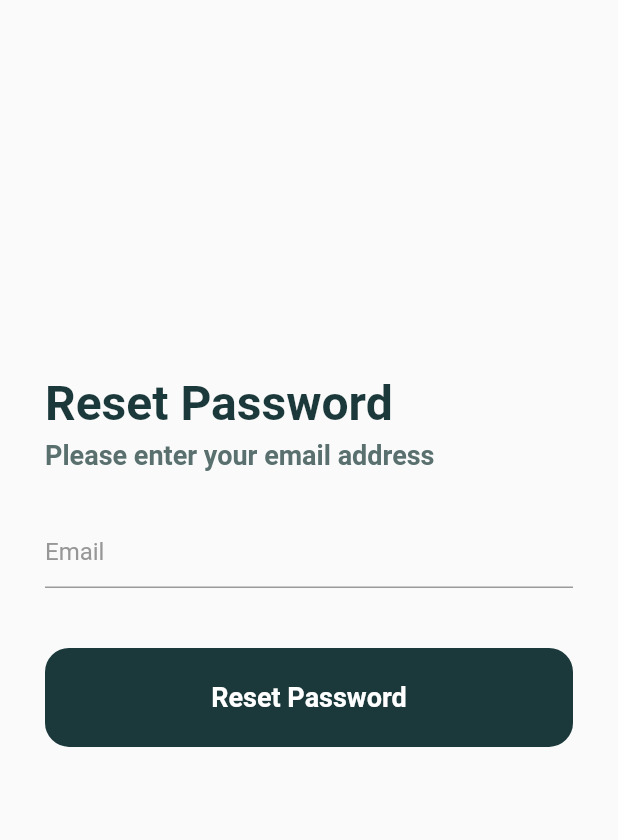
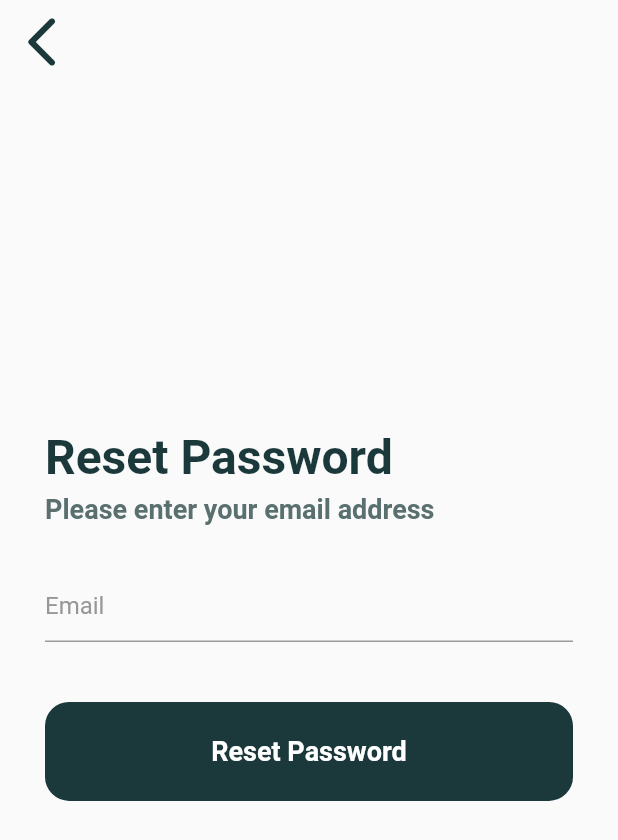
Before and after one commit to MonsterEat90/Project_UKK, a Flutter app: the screen it shows after launch, after a tap on "Forgot password?", on a phone screen of 412 x 824 dp. Shown: the top 840 px of the screen. Run offline on Flutter 3.47's test engine with Material 2 defaults, Android fonts, the phone set to English and light mode, and no system bars; Roboto replaces fonts that are missing (Poppins).

Commit message:
the style is already good

```diff
--- a/lib/constants/font_and_padding.dart
+++ b/lib/constants/font_and_padding.dart
@@ -7,8 +7,10 @@ const kDefaultPadding = EdgeInsets.symmetric(horizontal: 30);
 
 TextStyle titleText =
     TextStyle(color: kPrimaryColor, fontSize: 32, fontWeight: FontWeight.w700);
+
 TextStyle subTitle = TextStyle(
     color: kSecondaryColor, fontSize: 18, fontWeight: FontWeight.w500);
+
 TextStyle textButton = TextStyle(
   color: kPrimaryColor,
   fontSize: 18,
--- a/lib/pages/login/login_page.dart
+++ b/lib/pages/login/login_page.dart
@@ -1,4 +1,4 @@
-// ignore_for_file: prefer_const_constructors
+// ignore_for_file: prefer_const_constructors, prefer_const_literals_to_create_immutables
 
 import 'package:flutter/material.dart';
 import 'package:project_ukk/constants/color_constant.dart';
@@ -21,14 +21,55 @@ class LogInPage extends StatelessWidget {
             crossAxisAlignment: CrossAxisAlignment.start,
             children: [
               SizedBox(
-                height: 120,
+                height: 220,
               ),
               Text(
-                'Welcome Back',
+                'Welcome User',
                 style: titleText,
               ),
               SizedBox(
-                height: 5,
+                height: 10,
+              ),
+              Row(
+                children: [
+                  Text(
+                    "Please login with your account",
+                    style: subTitle,
+                  ),
+                ],
+              ),
+              SizedBox(
+                height: 20,
+              ),
+              LogInForm(),
+              SizedBox(
+                height: 25,
+              ),
+              GestureDetector(
+                onTap: () {
+                  Navigator.push(
+                      context,
+                      MaterialPageRoute(
+                          builder: (context) => ResetPasswordPage()));
+                },
+                child: Text(
+                  'Forgot password?',
+                  style: TextStyle(
+                    color: kZambeziColor,
+                    fontSize: 14,
+                    decoration: TextDecoration.underline,
+                    decorationThickness: 1,
+                  ),
+                ),
+              ),
+              SizedBox(
+                height: 95,
+              ),
+              PrimaryButton(
+                buttonText: 'Log In',
+              ),
+              SizedBox(
+                height: 20,
               ),
               Row(
                 children: [
@@ -58,36 +99,6 @@ class LogInPage extends StatelessWidget {
                   ),
                 ],
               ),
-              SizedBox(
-                height: 10,
-              ),
-              LogInForm(),
-              SizedBox(
-                height: 20,
-              ),
-              GestureDetector(
-                onTap: () {
-                  Navigator.push(
-                      context,
-                      MaterialPageRoute(
-                          builder: (context) => ResetPasswordPage()));
-                },
-                child: Text(
-                  'Forgot password?',
-                  style: TextStyle(
-                    color: kZambeziColor,
-                    fontSize: 14,
-                    decoration: TextDecoration.underline,
-                    decorationThickness: 1,
-                  ),
-                ),
-              ),
-              SizedBox(
-                height: 20,
-              ),
-              PrimaryButton(
-                buttonText: 'Log In',
-              ),
             ],
           ),
         ),
--- a/lib/pages/reset_password/reset_password.dart
+++ b/lib/pages/reset_password/reset_password.dart
@@ -1,6 +1,7 @@
 // ignore_for_file: prefer_const_constructors
 
 import 'package:flutter/material.dart';
+import 'package:project_ukk/constants/color_constant.dart';
 import 'package:project_ukk/constants/font_and_padding.dart';
 import 'package:project_ukk/pages/login/login_page.dart';
 import 'package:project_ukk/pages/widgets/primary_button.dart';
@@ -12,13 +13,25 @@ class ResetPasswordPage extends StatelessWidget {
   @override
   Widget build(BuildContext context) {
     return Scaffold(
+      appBar: AppBar(
+        backgroundColor: Colors.transparent,
+        elevation: 0,
+        leading: IconButton(
+          icon: Icon(
+            Icons.arrow_back_ios_new_rounded,
+            color: kPrimaryColor,
+            size: 40,
+          ),
+          onPressed: () => Navigator.pop(context),
+        ),
+      ),
       body: Padding(
         padding: kDefaultPadding,
         child: Column(
           crossAxisAlignment: CrossAxisAlignment.start,
           children: [
             SizedBox(
-              height: 250,
+              height: 230,
             ),
             Text(
               'Reset Password',
--- a/lib/pages/signUp/sign_up.dart
+++ b/lib/pages/signUp/sign_up.dart
@@ -17,7 +17,7 @@ class SignUpPage extends StatelessWidget {
           crossAxisAlignment: CrossAxisAlignment.start,
           children: [
             SizedBox(
-              height: 70,
+              height: 130,
             ),
             Padding(
               padding: kDefaultPadding,
@@ -27,7 +27,21 @@ class SignUpPage extends StatelessWidget {
               ),
             ),
             SizedBox(
-              height: 5,
+              height: 15,
+            ),
+            Padding(
+              padding: kDefaultPadding,
+              child: SignUpForm(),
+            ),
+            SizedBox(
+              height: 20,
+            ),
+            Padding(
+              padding: kDefaultPadding,
+              child: PrimaryButton(buttonText: 'Sign Up'),
+            ),
+            SizedBox(
+              height: 20,
             ),
             Padding(
               padding: kDefaultPadding,
@@ -56,20 +70,6 @@ class SignUpPage extends StatelessWidget {
                 ],
               ),
             ),
-            SizedBox(
-              height: 10,
-            ),
-            Padding(
-              padding: kDefaultPadding,
-              child: SignUpForm(),
-            ),
-            SizedBox(
-              height: 20,
-            ),
-            Padding(
-              padding: kDefaultPadding,
-              child: PrimaryButton(buttonText: 'Sign Up'),
-            ),
           ],
         ),
       ),
```
Also changed, not shown: pubspec.lock, 2 other files.
